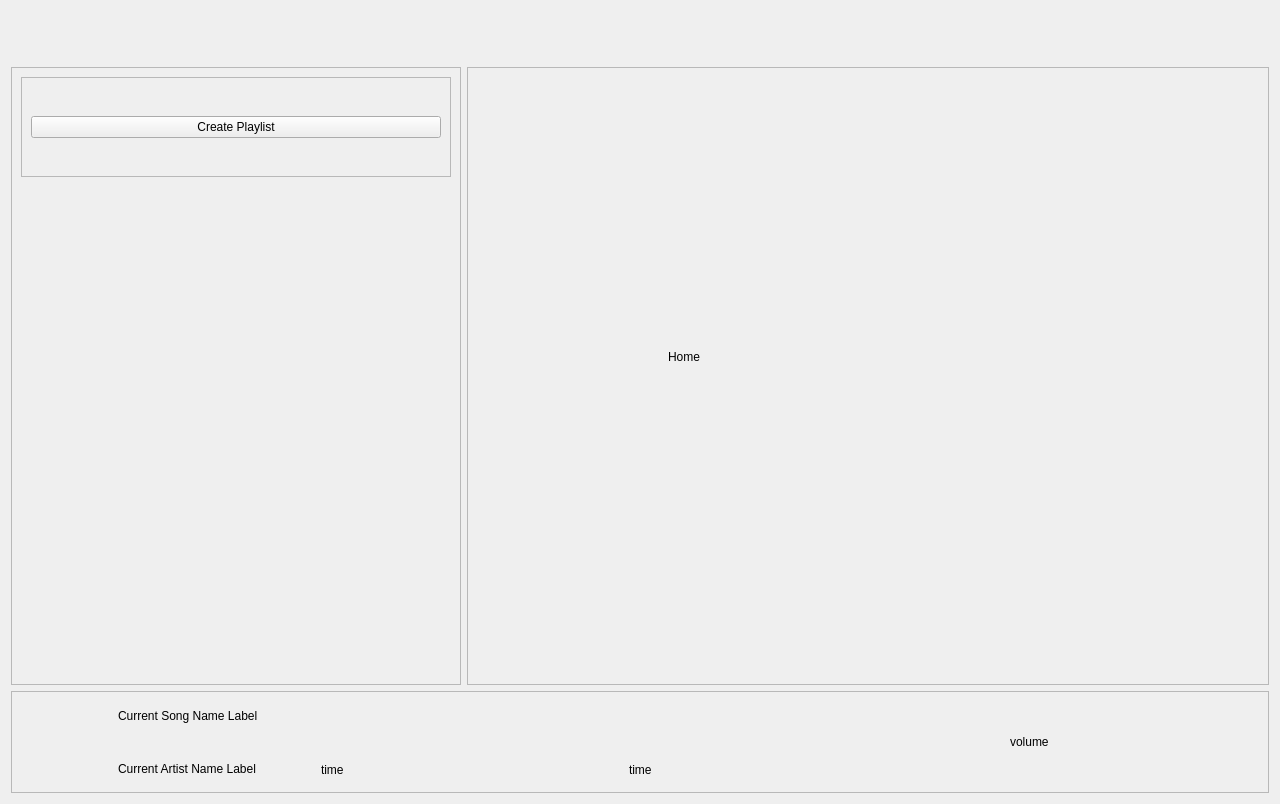
Old version of the form SoundDrive/main.ui in the repository Nmstr/SoundDrive.
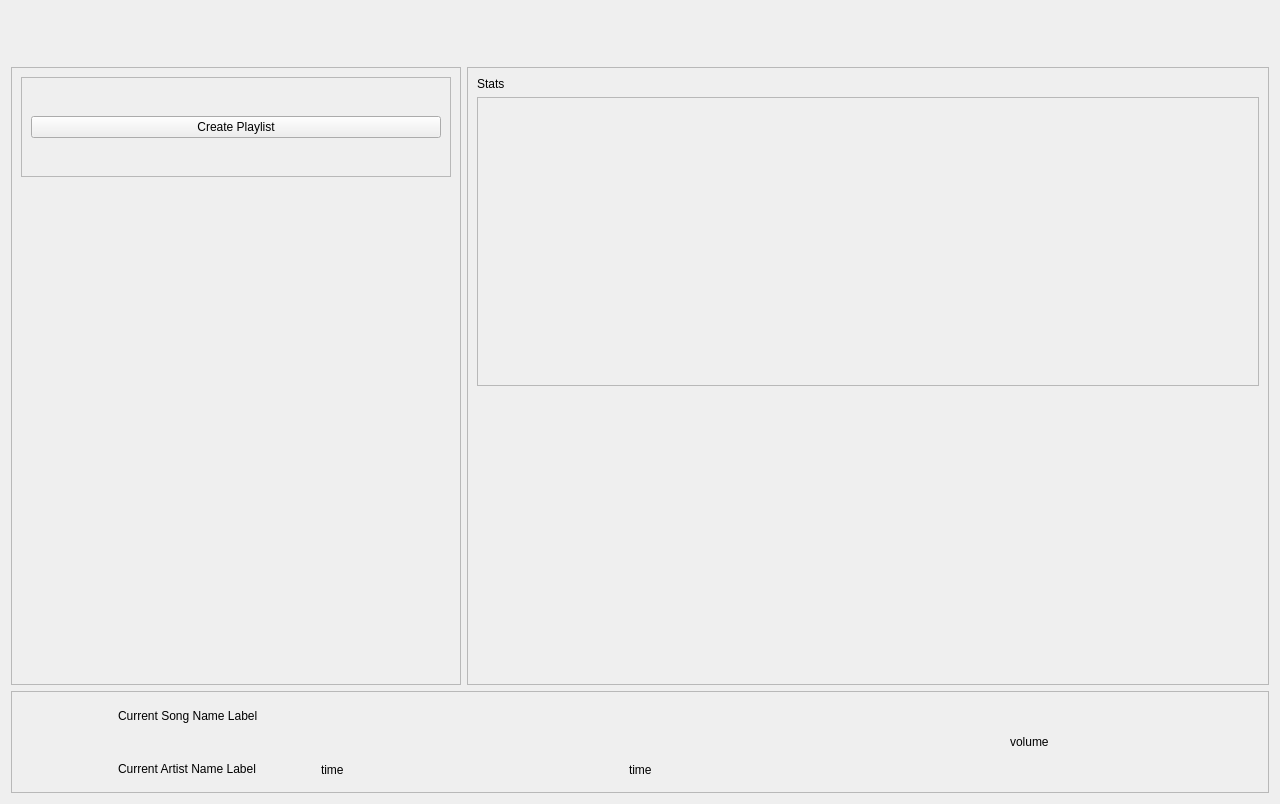
New version of the form.

Commit message: first basic stat screen

```diff
--- a/SoundDrive/main.ui
+++ b/SoundDrive/main.ui
@@ -56,7 +56,7 @@
       <enum>QFrame::Shape::StyledPanel</enum>
      </property>
      <property name="currentIndex">
-      <number>0</number>
+      <number>1</number>
      </property>
      <widget class="QWidget" name="home_page">
       <widget class="QLabel" name="label">
@@ -73,7 +73,47 @@
        </property>
       </widget>
      </widget>
-     <widget class="QWidget" name="library_page"/>
+     <widget class="QWidget" name="stats_page">
+      <layout class="QVBoxLayout" name="verticalLayout_2">
+       <item>
+        <widget class="QLabel" name="label_2">
+         <property name="text">
+          <string>Stats</string>
+         </property>
+        </widget>
+       </item>
+       <item>
+        <widget class="QFrame" name="test_stat">
+         <property name="sizePolicy">
+          <sizepolicy hsizetype="Preferred" vsizetype="Expanding">
+           <horstretch>0</horstretch>
+           <verstretch>0</verstretch>
+          </sizepolicy>
+         </property>
+         <property name="frameShape">
+          <enum>QFrame::Shape::StyledPanel</enum>
+         </property>
+         <property name="frameShadow">
+          <enum>QFrame::Shadow::Raised</enum>
+         </property>
+         <layout class="QVBoxLayout" name="verticalLayout_13"/>
+        </widget>
+       </item>
+       <item>
+        <spacer name="verticalSpacer_8">
+         <property name="orientation">
+          <enum>Qt::Orientation::Vertical</enum>
+         </property>
+         <property name="sizeHint" stdset="0">
+          <size>
+           <width>20</width>
+           <height>284</height>
+          </size>
+         </property>
+        </spacer>
+       </item>
+      </layout>
+     </widget>
      <widget class="QWidget" name="search_page">
       <layout class="QGridLayout" name="gridLayout_2">
        <item row="0" column="0" colspan="2">
```
Left out of the diff: 1036 changed lines with no effect on the pictures. The commit also changes 5 other files.
